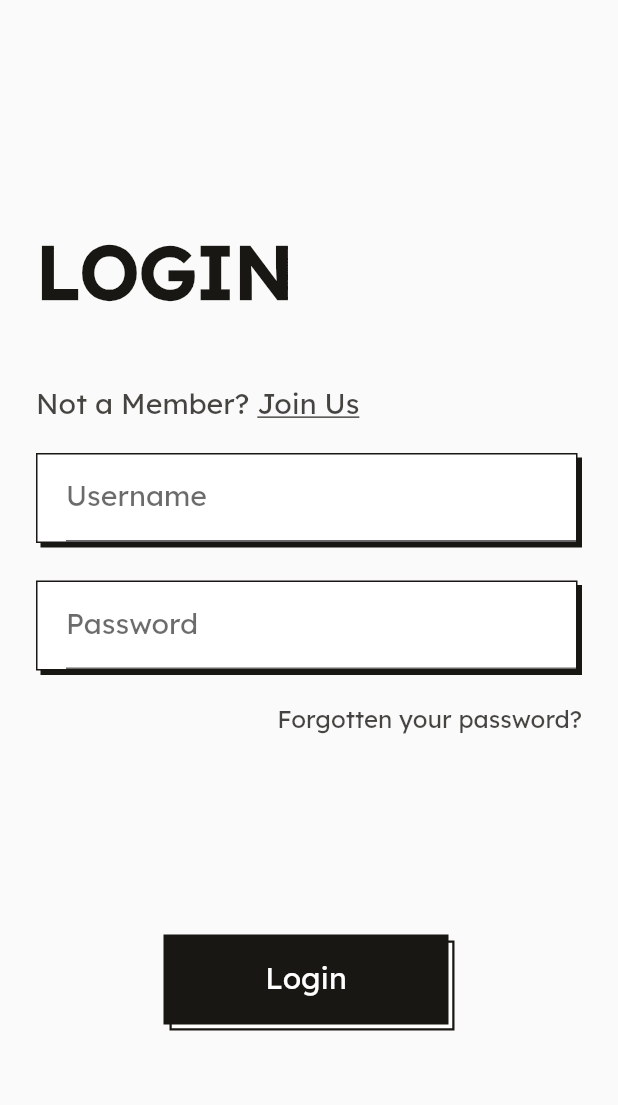
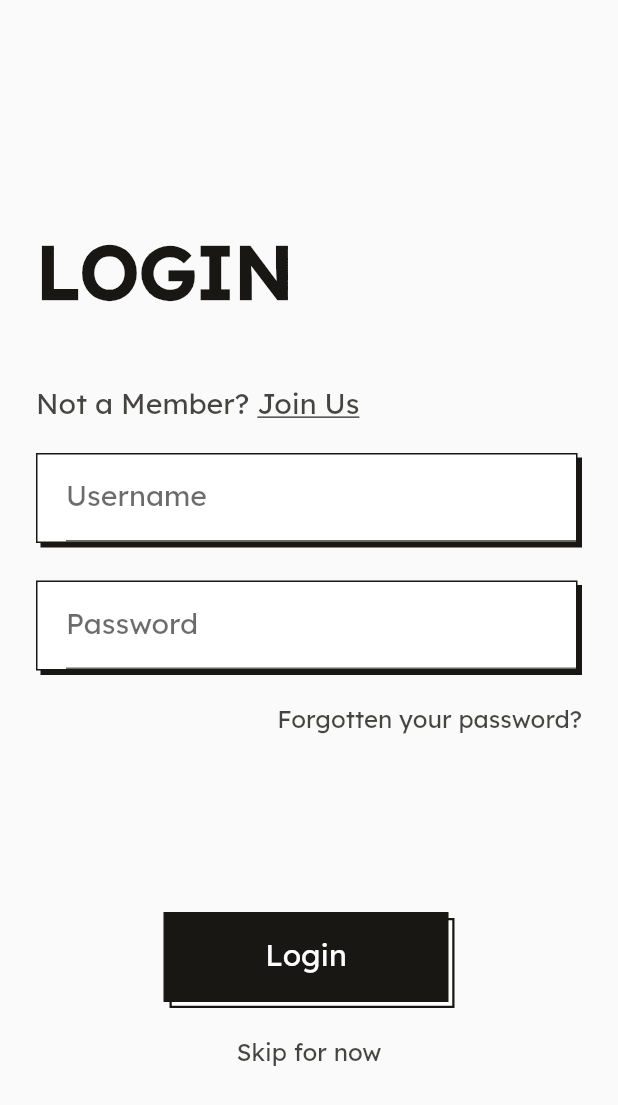
Before and after one commit to eicheich/pas_bisnis_2022, a Flutter app: the screen it shows after launch, on a phone screen of 412 x 824 dp. Shown: the top 1105 px of the screen. Run offline on Flutter 3.47's test engine with Material 2 defaults, Android fonts, the phone set to English and light mode, and no system bars; our stand-ins replace animated_splash_screen, firebase_auth, firebase_core, flutter_local_notifications, page_transition and 2 more; missing offline and left inert: dart:ffi; accounts and stored records are empty.

Commit message:
Style [HK] login_page_UI

```diff
--- a/lib/view/Login.dart
+++ b/lib/view/Login.dart
@@ -113,7 +113,7 @@ class _LoginState extends State<Login> {
               ),
             ),
             SizedBox(
-              height: 135,
+              height: 120,
             ),
             InkWell(
               onTap: () {
@@ -121,7 +121,30 @@ class _LoginState extends State<Login> {
                     MaterialPageRoute(builder: (context) => Navigation()));
               },
               child: SharedCode().buttonUi('Login'),
-            )
+            ),
+
+            SizedBox(
+              height: 22,
+            ),
+
+            GestureDetector(
+              onTap: () {
+                Navigator.push(
+                    context, MaterialPageRoute(builder: (context) => cart()));
+              },
+              child: new Text(
+                'Skip for now',
+                style: TextStyle(
+                    // decoration: TextDecoration.underline,
+                    color: Color.fromRGBO(24, 23, 19, 0.800000011920929),
+                    fontFamily: 'Lexend',
+                    fontSize: 16,
+                    letterSpacing:
+                        0 /*percentages not used in flutter. defaulting to zero*/,
+                    fontWeight: FontWeight.normal,
+                    height: 1),
+              ),
+            ),
 
             //  INI ENGINE SKIP FOR NOW
             // ElevatedButton(
```
